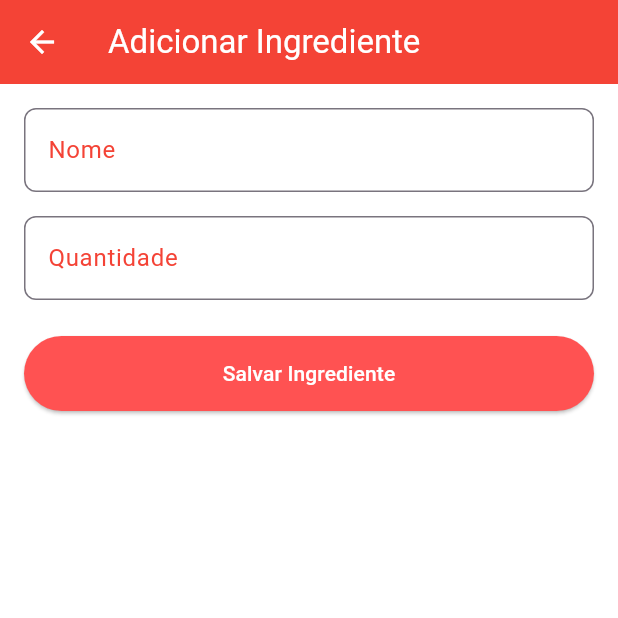
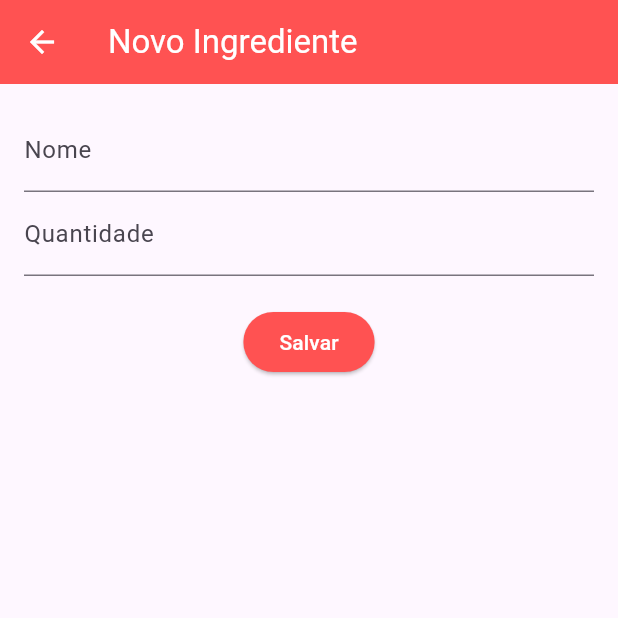
Before and after one commit to Gus41/app, a Flutter app: the FormIngredientScreen screen opened by its route, on a phone screen of 412 x 824 dp, the top half of it. Run offline on Flutter 3.47's test engine with Material 3 defaults, Android fonts, the phone set to English and light mode, and no system bars; our stand-ins replace flutter_riverpod, sqflite; accounts and stored records are empty.

Commit message:
exclusao de ingrediente

```diff
--- a/recipes/lib/providers/igredients_provider.dart
+++ b/recipes/lib/providers/igredients_provider.dart
@@ -53,8 +53,6 @@ class IngredientNotifier extends StateNotifier<List<Ingredient>> {
       },
       conflictAlgorithm: sql.ConflictAlgorithm.replace,
     );
-    print(item);
-    print("Adicionado no bd");
     state = [...state, item];
   }
 
@@ -88,7 +86,6 @@ class IngredientNotifier extends StateNotifier<List<Ingredient>> {
         if (item.id == updated.id) updated else item,
     ];
 
-    print("Lista de ingredientes atualizada: $state");
   }
 
   Future<void> upsertItem(Ingredient item) async {
--- a/recipes/lib/providers/recipe_provider.dart
+++ b/recipes/lib/providers/recipe_provider.dart
@@ -4,8 +4,6 @@ import 'package:recipes/models/recipe.dart';
 import 'package:path/path.dart';
 import 'package:recipes/models/step_preparation.dart';
 import 'package:sqflite/sqflite.dart' as sql;
-
-//providers
 import 'package:recipes/providers/igredients_provider.dart';
 import 'package:recipes/providers/step_preparation_provider.dart';
 
--- a/recipes/lib/screens/form_ingredient_screen.dart
+++ b/recipes/lib/screens/form_ingredient_screen.dart
@@ -1,49 +1,64 @@
 import 'package:flutter/material.dart';
 import 'package:recipes/models/ingredients.dart';
+import 'package:uuid/uuid.dart';
 
 class FormIngredientScreen extends StatefulWidget {
-  const FormIngredientScreen({super.key, this.ingredient});
-
   final Ingredient? ingredient;
 
+  const FormIngredientScreen({Key? key, this.ingredient}) : super(key: key);
+
   @override
-  State<FormIngredientScreen> createState() => _FormIngredientScreenState();
+  _FormIngredientScreenState createState() => _FormIngredientScreenState();
 }
 
 class _FormIngredientScreenState extends State<FormIngredientScreen> {
   final _formKey = GlobalKey<FormState>();
-  String _name = '';
-  String _quantity = '';
+  final _nameController = TextEditingController();
+  final _quantityController = TextEditingController();
 
-  void _submitForm() {
-    if (_formKey.currentState!.validate()) {
-      _formKey.currentState!.save();
-
-      final newIngredient = Ingredient(
-        name: _name,
-        quantity: _quantity,
-      );
-      Navigator.of(context).pop(newIngredient);
-    }
-  }
+  bool get isEditing => widget.ingredient != null;
 
   @override
   void initState() {
     super.initState();
-    if (widget.ingredient != null) {
-      _name = widget.ingredient!.name;
-      _quantity = widget.ingredient!.quantity;
+    if (isEditing) {
+      _nameController.text = widget.ingredient!.name;
+      _quantityController.text = widget.ingredient!.quantity;
     }
+  }
+
+  void _saveIngredient() {
+    if (_formKey.currentState!.validate()) {
+      final ingredient = Ingredient(
+        id: isEditing ? widget.ingredient!.id : const Uuid().v4(),
+        name: _nameController.text.trim(),
+        quantity: _quantityController.text.trim(),
+      );
+      Navigator.of(context).pop(ingredient);
+    }
+  }
+
+  void _deleteIngredient() {
+    Navigator.of(context).pop(null);
   }
 
   @override
   Widget build(BuildContext context) {
     return Scaffold(
-      backgroundColor: Colors.white,
       appBar: AppBar(
-        title: const Text('Adicionar Ingrediente'),
-        backgroundColor: Colors.red,
-        foregroundColor: Colors.white,
+        title: Text(
+          isEditing ? 'Editar Ingrediente' : 'Novo Ingrediente',
+          style: const TextStyle(color: Colors.white),
+        ),
+        backgroundColor: Colors.redAccent,
+        iconTheme: const IconThemeData(color: Colors.white),
+        actions: [
+          if (isEditing)
+            IconButton(
+              icon: const Icon(Icons.delete, color: Colors.white),
+              onPressed: _deleteIngredient,
+            ),
+        ],
       ),
       body: Padding(
         padding: const EdgeInsets.all(16),
@@ -52,57 +67,23 @@ class _FormIngredientScreenState extends State<FormIngredientScreen> {
           child: Column(
             children: [
               TextFormField(
-                initialValue: _name,
-                decoration: InputDecoration(
-                  labelText: 'Nome',
-                  labelStyle: const TextStyle(color: Colors.red),
-                  focusedBorder: OutlineInputBorder(
-                    borderSide: const BorderSide(color: Colors.red),
-                    borderRadius: BorderRadius.circular(8),
-                  ),
-                  border: OutlineInputBorder(
-                    borderRadius: BorderRadius.circular(8),
-                  ),
-                ),
-                validator: (value) {
-                  if (value == null || value.trim().isEmpty) {
-                    return 'Informe o nome do ingrediente.';
-                  }
-                  return null;
-                },
-                onSaved: (value) => _name = value!,
+                controller: _nameController,
+                decoration: const InputDecoration(labelText: 'Nome'),
+                validator: (value) => (value == null || value.isEmpty) ? 'Informe o nome' : null,
               ),
-              const SizedBox(height: 16),
               TextFormField(
-                initialValue: _quantity,
-                decoration: InputDecoration(
-                  labelText: 'Quantidade',
-                  labelStyle: const TextStyle(color: Colors.red),
-                  focusedBorder: OutlineInputBorder(
-                    borderSide: const BorderSide(color: Colors.red),
-                    borderRadius: BorderRadius.circular(8),
-                  ),
-                  border: OutlineInputBorder(
-                    borderRadius: BorderRadius.circular(8),
-                  ),
-                ),
-                validator: (value) {
-                  if (value == null || value.trim().isEmpty) {
-                    return 'Informe a quantidade.';
-                  }
-                  return null;
-                },
-                onSaved: (value) => _quantity = value!,
+                controller: _quantityController,
+                decoration: const InputDecoration(labelText: 'Quantidade'),
+                validator: (value) => (value == null || value.isEmpty) ? 'Informe a quantidade' : null,
               ),
-              const SizedBox(height: 24),
+              const SizedBox(height: 20),
               ElevatedButton(
+                onPressed: _saveIngredient,
                 style: ElevatedButton.styleFrom(
                   backgroundColor: Colors.redAccent,
                   foregroundColor: Colors.white,
-                  minimumSize: Size(double.infinity, 50),
                 ),
-                onPressed: _submitForm,
-                child: const Text('Salvar Ingrediente'),
+                child: const Text('Salvar'),
               ),
             ],
           ),
@@ -110,4 +91,11 @@ class _FormIngredientScreenState extends State<FormIngredientScreen> {
       ),
     );
   }
+
+  @override
+  void dispose() {
+    _nameController.dispose();
+    _quantityController.dispose();
+    super.dispose();
+  }
 }
```
Also changed, not shown: recipes/lib/screens/form_recipe_screen.dart (+6 -4 lines).
